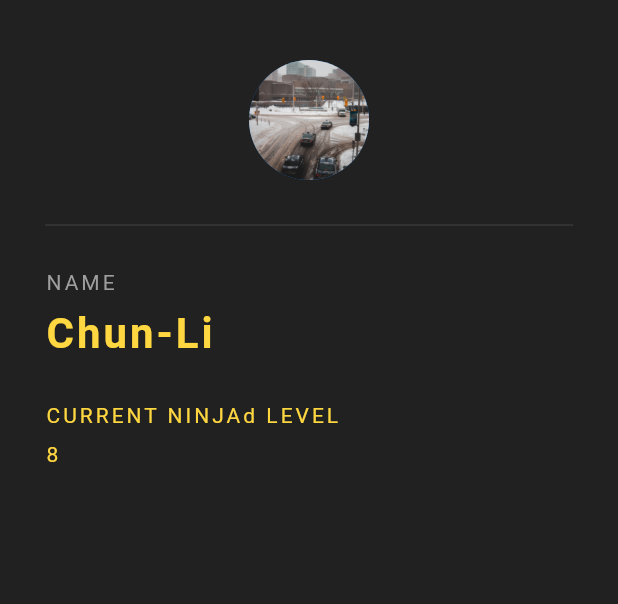
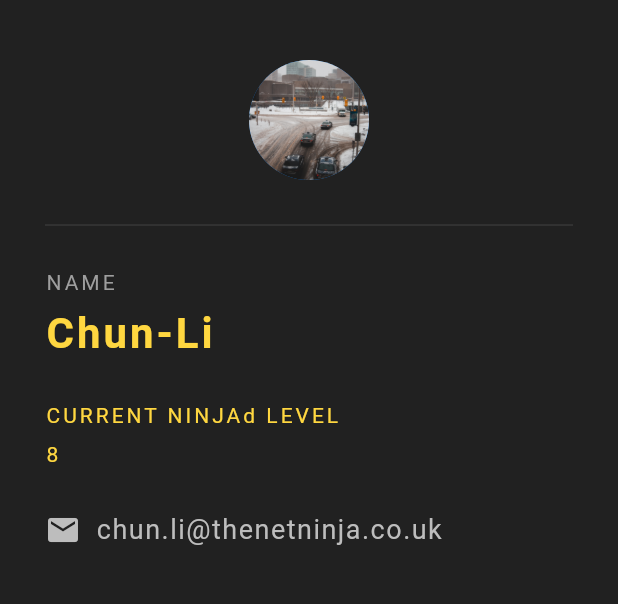
Before and after one commit to Williano/Ninja-ID-Project, a Flutter app: the screen it shows after launch, on a phone screen of 412 x 824 dp, the part 84-688 px from its top. Run offline on Flutter 3.47's test engine with Material 2 defaults, Android fonts, the phone set to English and light mode, and no system bars.

Commit message:
Add email

```diff
--- a/lib/main.dart
+++ b/lib/main.dart
@@ -63,9 +63,25 @@ class NinjaCard extends StatelessWidget {
                     color: Colors.amberAccent[200],
                     letterSpacing: 2.0,
                 ),
-
               ),
-              SizedBox(height: 30.0,)
+              SizedBox(height: 30.0,),
+              Row(
+                children: <Widget>[
+                  Icon(
+                    Icons.email,
+                    color: Colors.grey[400],
+                  ),
+                  SizedBox(width: 10.0),
+                  Text(
+                    "chun.li@thenetninja.co.uk",
+                    style: TextStyle(
+                      color: Colors.grey[400],
+                      fontSize: 18.0,
+                      letterSpacing: 1.0,
+                    ),
+                  )
+                ],
+              )
             ],
           ),
         ),
```
